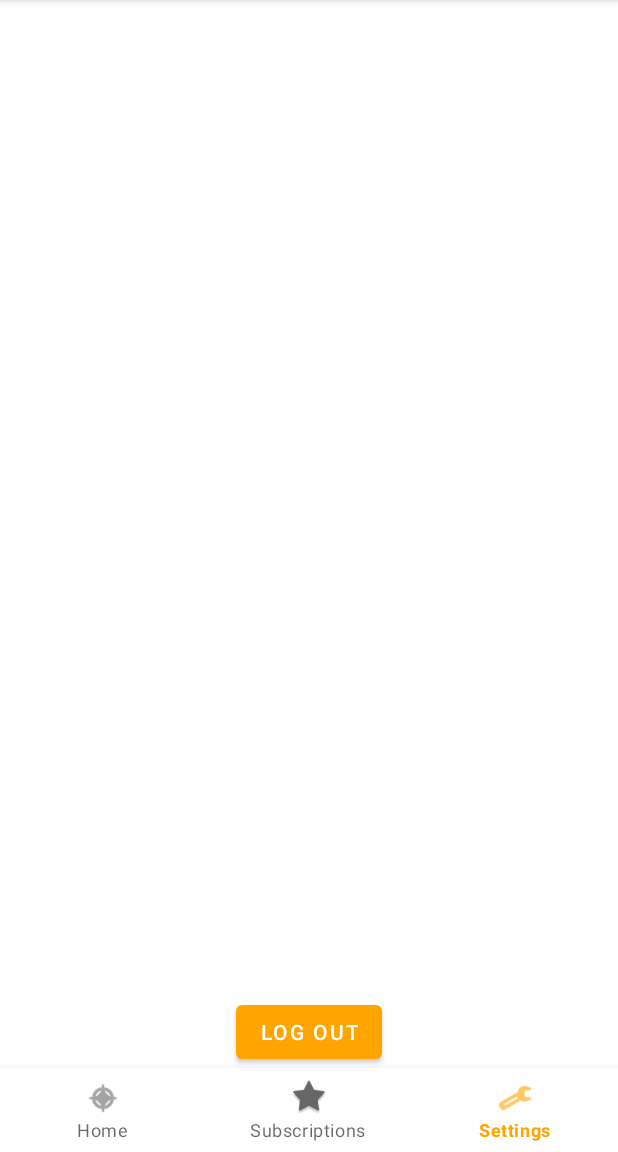
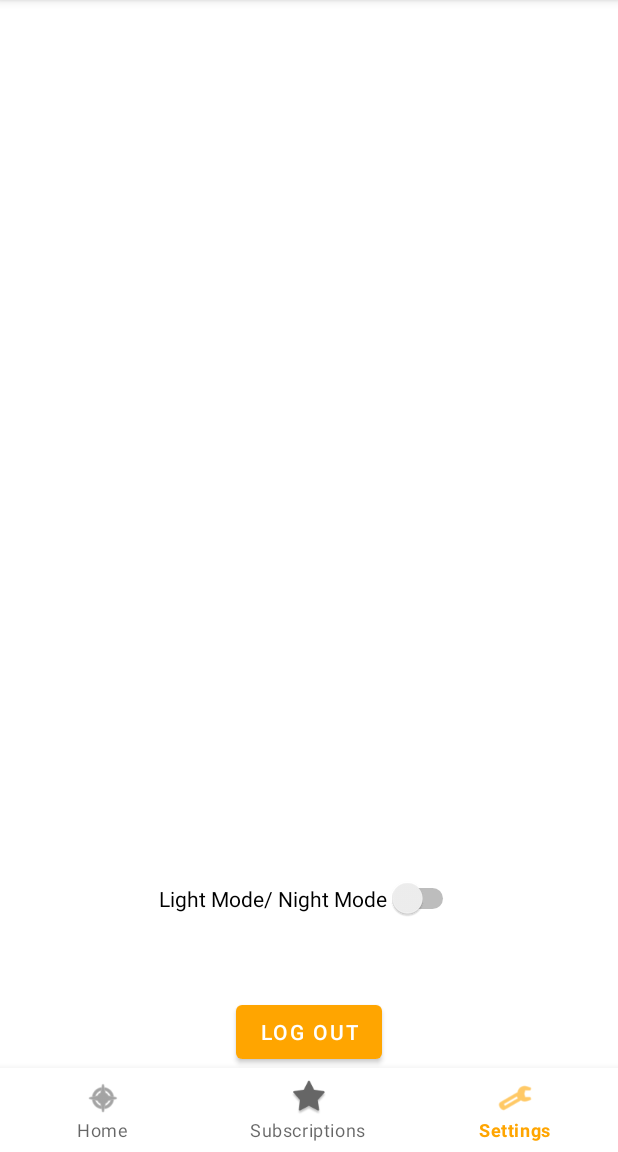
Before and after one commit to timzhen38/AniMeList, an Android app: the MainActivity screen opened directly, with no data from a screen before it, item 3 of the bottom bar chosen, on a phone screen of 412 x 824 dp, the part 84-1236 px from its top. Run offline under Robolectric (Android 15) with nearby library versions, the phone set to English and light mode, and no system bars; libraries missing offline, so code that uses them is left out: com.codepath.asynchttpclient, com.parse, org.parceler; pictures from the network do not load; 2 statements that could not run were skipped.

Commit message:
- Light Night Mode Toggle

```diff
--- a/app/src/main/java/com/example/animelist/MainActivity.java
+++ b/app/src/main/java/com/example/animelist/MainActivity.java
@@ -32,16 +32,13 @@ public class MainActivity extends AppCompatActivity {
                 Fragment fragment;
                 switch (menuItem.getItemId()) {
                     case R.id.action_home:
-                        Toast.makeText(MainActivity.this, "Home", Toast.LENGTH_SHORT).show();
                         fragment = new ComposeFragment();
                         break;
                     case R.id.action_subscription:
-                        Toast.makeText(MainActivity.this, "Subscription", Toast.LENGTH_SHORT).show();
                         fragment = new SubscriptionsFragment();
                         break;
                     case R.id.action_settings:
                     default:
-                        Toast.makeText(MainActivity.this, "Settings", Toast.LENGTH_SHORT).show();
                         fragment = new SettingsFragment();
                         break;
                 }
--- a/app/src/main/java/com/example/animelist/fragments/SettingsFragment.java
+++ b/app/src/main/java/com/example/animelist/fragments/SettingsFragment.java
@@ -1,23 +1,29 @@
 package com.example.animelist.fragments;
 
 import android.content.Intent;
+import android.content.SharedPreferences;
 import android.os.Bundle;
 import android.view.LayoutInflater;
 import android.view.View;
 import android.view.ViewGroup;
 import android.widget.Button;
+import android.widget.Switch;
+import android.widget.Toast;
 
 import androidx.annotation.NonNull;
 import androidx.annotation.Nullable;
+import androidx.appcompat.app.AppCompatDelegate;
 import androidx.fragment.app.Fragment;
 
 import com.example.animelist.LoginActivity;
+import com.example.animelist.MainActivity;
 import com.example.animelist.R;
 import com.parse.ParseUser;
 
 public class SettingsFragment extends Fragment {
 
     Button logoutBtn;
+    Switch modeSwitch;
 
     public SettingsFragment() {
     }
@@ -40,6 +46,20 @@ public class SettingsFragment extends Fragment {
                 logoutUser();
             }
         });
+
+        modeSwitch = view.findViewById(R.id.swModeToggle);
+        modeSwitch.setOnClickListener(new View.OnClickListener() {
+            @Override
+            public void onClick(View v) {
+                if(modeSwitch.isChecked()){
+                    AppCompatDelegate.setDefaultNightMode(AppCompatDelegate.MODE_NIGHT_YES);
+                }
+                if(!modeSwitch.isChecked()){
+                    AppCompatDelegate.setDefaultNightMode(AppCompatDelegate.MODE_NIGHT_NO);
+                }
+
+            }
+        });
     }
 
     private void logoutUser() {
--- a/app/src/main/res/layout/fragment_settings.xml
+++ b/app/src/main/res/layout/fragment_settings.xml
@@ -15,4 +15,13 @@
         android:text="Log Out"
         android:textColor="#FFFFFF" />
 
+    <Switch
+        android:id="@+id/swModeToggle"
+        android:layout_width="wrap_content"
+        android:layout_height="wrap_content"
+        android:layout_alignParentBottom="true"
+        android:layout_centerHorizontal="true"
+        android:layout_marginBottom="99dp"
+        android:text="Light Mode/ Night Mode" />
+
 </RelativeLayout>
```
Also changed, not shown: app/src/main/res/layout/activity_detail.xml (+5 -10 lines).
